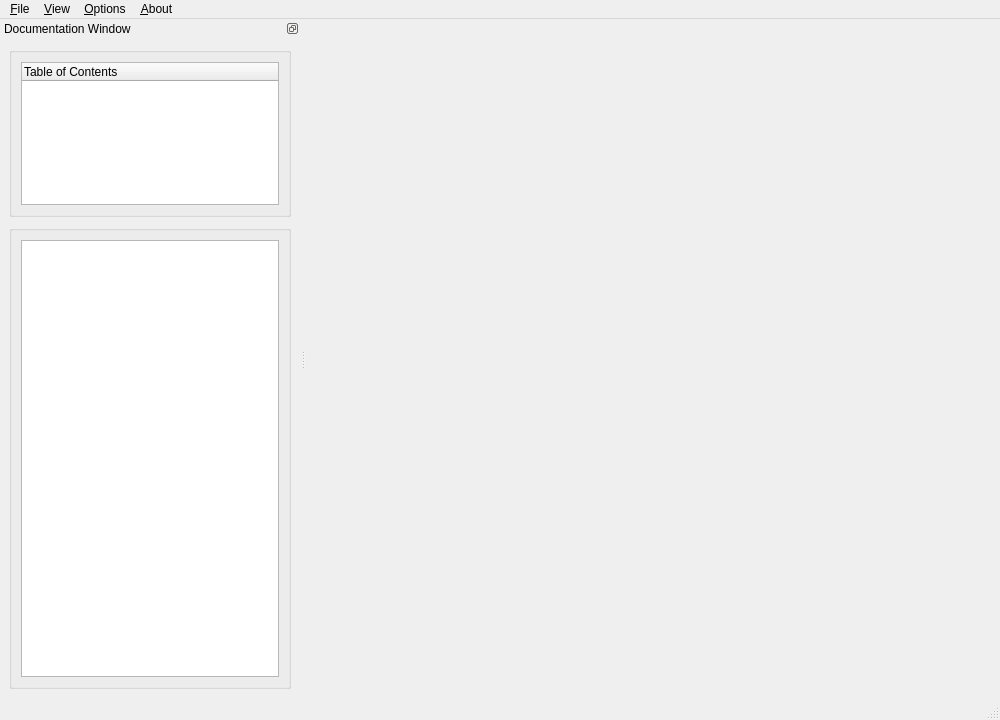
This is src/gui/main_window.ui in Ecotrust/delphos as Qt 5 draws it before an edit. The edited form follows.
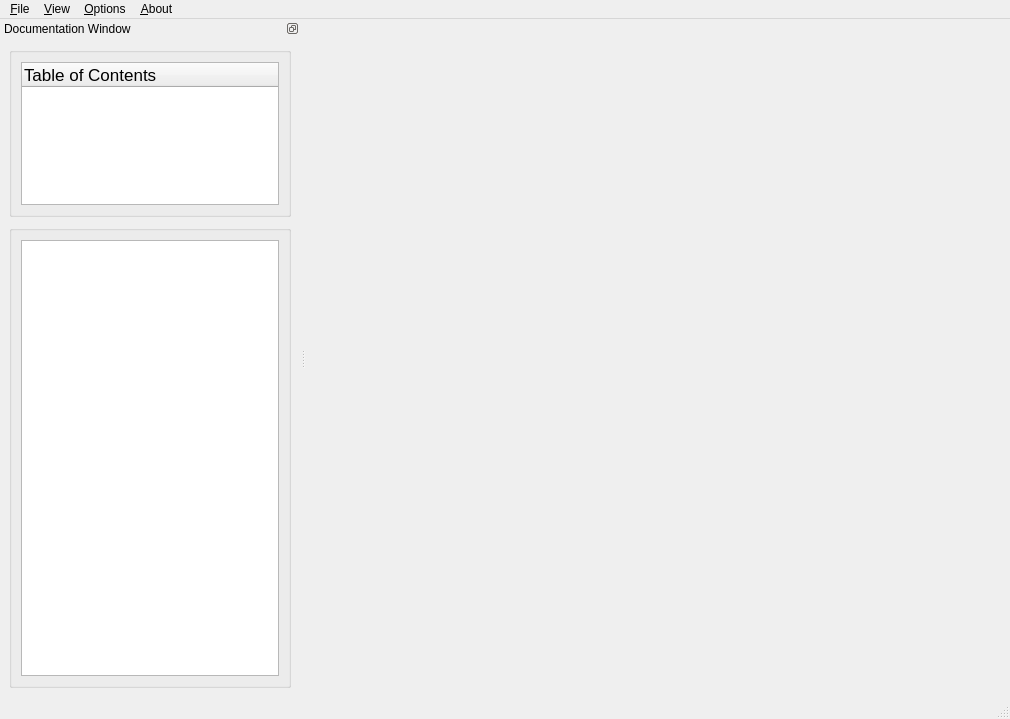
This is the edited form. Custom widgets are drawn as their Qt base class.

Commit message: mac layout and font fixes

What changed in the file:
```diff
--- a/src/gui/main_window.ui
+++ b/src/gui/main_window.ui
@@ -5,8 +5,8 @@
    <rect>
     <x>0</x>
     <y>0</y>
-    <width>1000</width>
-    <height>720</height>
+    <width>1010</width>
+    <height>719</height>
    </rect>
   </property>
   <property name="minimumSize" >
@@ -27,8 +27,8 @@
     <rect>
      <x>0</x>
      <y>0</y>
-     <width>1000</width>
-     <height>21</height>
+     <width>1010</width>
+     <height>22</height>
     </rect>
    </property>
    <widget class="QMenu" name="menuFile" >
@@ -135,6 +135,11 @@
               <height>167775</height>
              </size>
             </property>
+            <property name="font" >
+             <font>
+              <pointsize>13</pointsize>
+             </font>
+            </property>
             <column>
              <property name="text" >
               <string>Table of Contents</string>
```
The commit also changes 14 other files.
